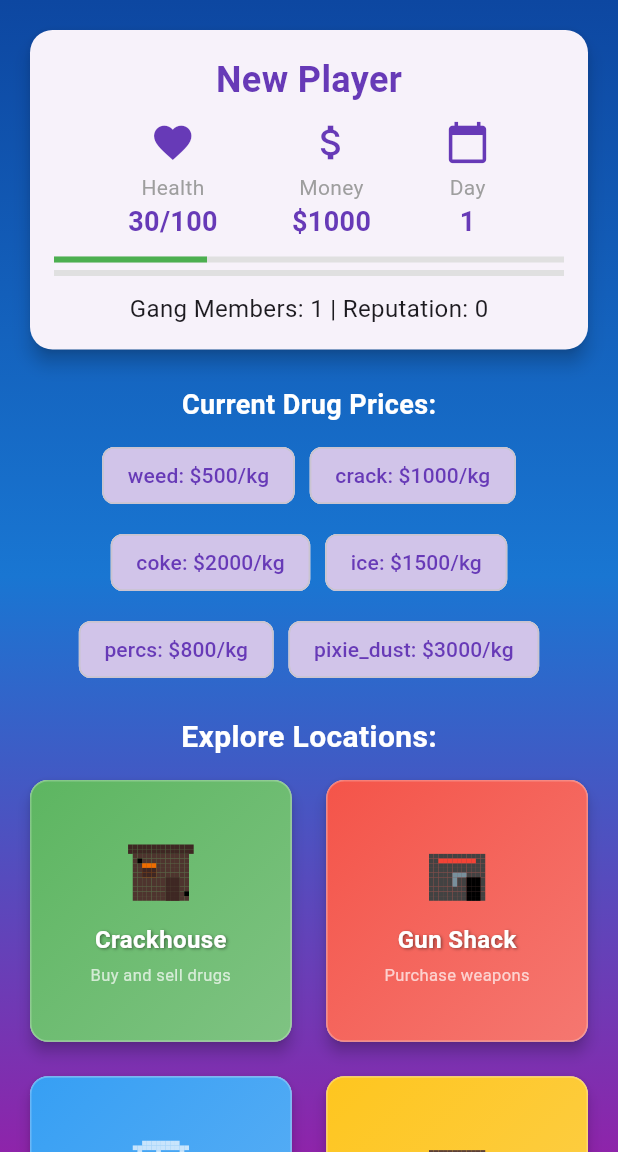
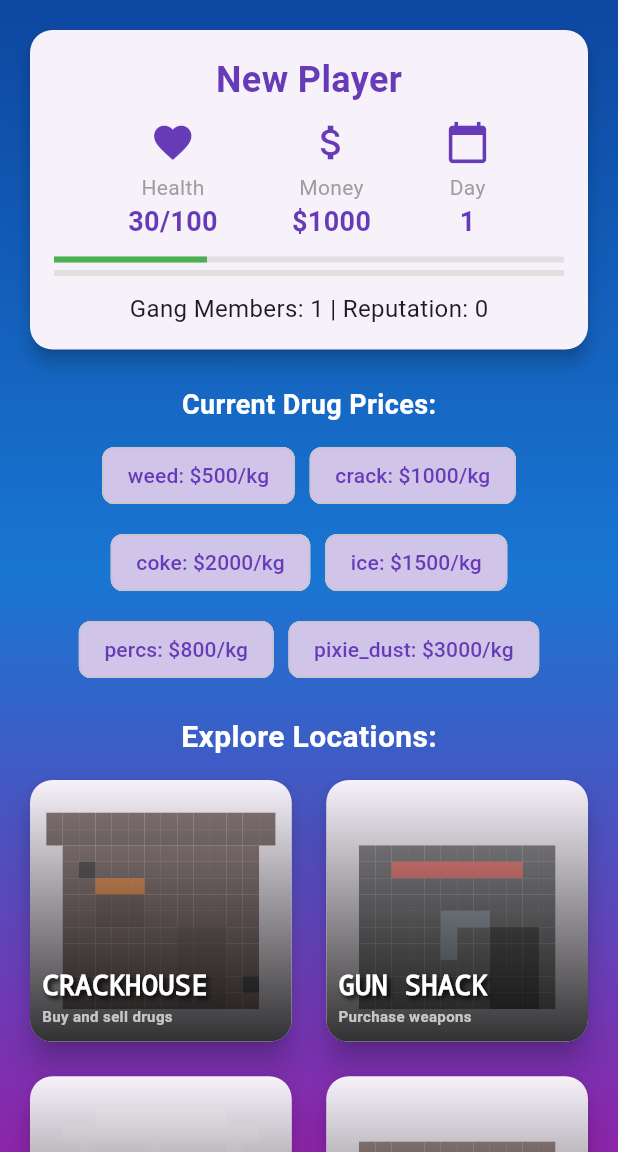
Before and after one commit to timotheuzi/flutter-gangwars, a Flutter app: the CityScreen screen opened directly, on a phone screen of 412 x 824 dp, the part 84-1236 px from its top. Run offline on Flutter 3.47's test engine with Material 3 defaults, Android fonts, the phone set to English and light mode, and no system bars; our stand-ins replace shared_preferences; accounts and stored records are empty; Roboto replaces fonts that are missing (GameFont).

Commit message:
feat: refactor random events and modernize `LocationCard` UI
- Overhaul `RandomEventData` to include explicit player options (e.g., YES/NO, FIGHT/FLEE) and mapped `optionEffects`.
- Refactor NPC encounters with a standardized set of options (`Talk`, `Fight`, `Flee`, `Trade`, `Recruit`) and associated stat consequences.
- Streamline event descriptions and titles for a grittier, punchier tone across all event types.
- Simplify `_getRandomEventType` logic and remove redundant automatic effect application.
- Redesign `LocationCard` with a stack-based layout featuring a large background `PixelArtLocation` icon, a dark gradient overlay, and improved typography for better readability.
- Update `LocationCard` styling with a fixed `Courier` font and enhanced shadows for a consistent aesthetic.

```diff
--- a/lib/widgets/location_card.dart
+++ b/lib/widgets/location_card.dart
@@ -4,7 +4,7 @@ import 'pixel_art_location.dart';
 class LocationCard extends StatelessWidget {
   final String title;
   final String description;
-  final IconData icon; // Keep for fallback or other uses
+  final IconData icon;
   final Color color;
   final VoidCallback onPressed;
 
@@ -20,57 +20,71 @@ class LocationCard extends StatelessWidget {
   @override
   Widget build(BuildContext context) {
     return Card(
-      elevation: 4,
+      elevation: 8,
+      clipBehavior: Clip.antiAlias,
       shape: RoundedRectangleBorder(
-        borderRadius: BorderRadius.circular(12),
+        borderRadius: BorderRadius.circular(15),
       ),
       child: InkWell(
         onTap: onPressed,
-        borderRadius: BorderRadius.circular(12),
+        child: Stack(
+          children: [
+            // LARGE Background Icon/Illustration
+            Positioned.fill(
+              child: Opacity(
+                opacity: 0.6,
+                child: PixelArtLocation(location: title, size: 150),
+              ),
+            ),
+
+            // Gradient Overlay for text readability
+            Positioned.fill(
               child: Container(
                 decoration: BoxDecoration(
-            borderRadius: BorderRadius.circular(12),
                   gradient: LinearGradient(
-              begin: Alignment.topLeft,
-              end: Alignment.bottomRight,
+                    begin: Alignment.topCenter,
+                    end: Alignment.bottomCenter,
                     colors: [
-                color.withOpacity(0.9),
-                color.withOpacity(0.7),
+                      Colors.transparent,
+                      Colors.black.withOpacity(0.8),
                     ],
                   ),
-            border: Border.all(color: Colors.white24, width: 1),
                 ),
-          child: Padding(
-            padding: const EdgeInsets.all(12.0),
+              ),
+            ),
+
+            // Text Content (At the bottom)
+            Positioned(
+              bottom: 10,
+              left: 8,
+              right: 10,
               child: Column(
-              mainAxisAlignment: MainAxisAlignment.center,
+                crossAxisAlignment: CrossAxisAlignment.start,
                 children: [
-                PixelArtLocation(location: title, size: 50),
-                const SizedBox(height: 8),
                   Text(
-                  title,
+                    title.toUpperCase(),
                     style: const TextStyle(
-                    fontSize: 16,
-                    fontWeight: FontWeight.bold,
+                      fontSize: 18,
+                      fontWeight: FontWeight.w900, // Fixed: Changed from FontWeight.black to FontWeight.w900
                       color: Colors.white,
-                    shadows: [Shadow(color: Colors.black45, blurRadius: 2, offset: Offset(1, 1))],
+                      fontFamily: 'Courier',
+                      shadows: [Shadow(color: Colors.black, blurRadius: 4, offset: Offset(2, 2))],
                     ),
-                  textAlign: TextAlign.center,
                   ),
-                const SizedBox(height: 4),
                   Text(
                     description,
                     style: const TextStyle(
-                    fontSize: 11,
+                      fontSize: 10,
                       color: Colors.white70,
+                      fontWeight: FontWeight.bold,
                     ),
-                  textAlign: TextAlign.center,
-                  maxLines: 2,
+                    maxLines: 1,
                     overflow: TextOverflow.ellipsis,
                   ),
                 ],
               ),
             ),
+          ],
         ),
       ),
     );
```
Also changed, not shown: lib/models/random_event_data.dart (+71 -133 lines). Lines whose indentation alone changed are shown as unchanged.
